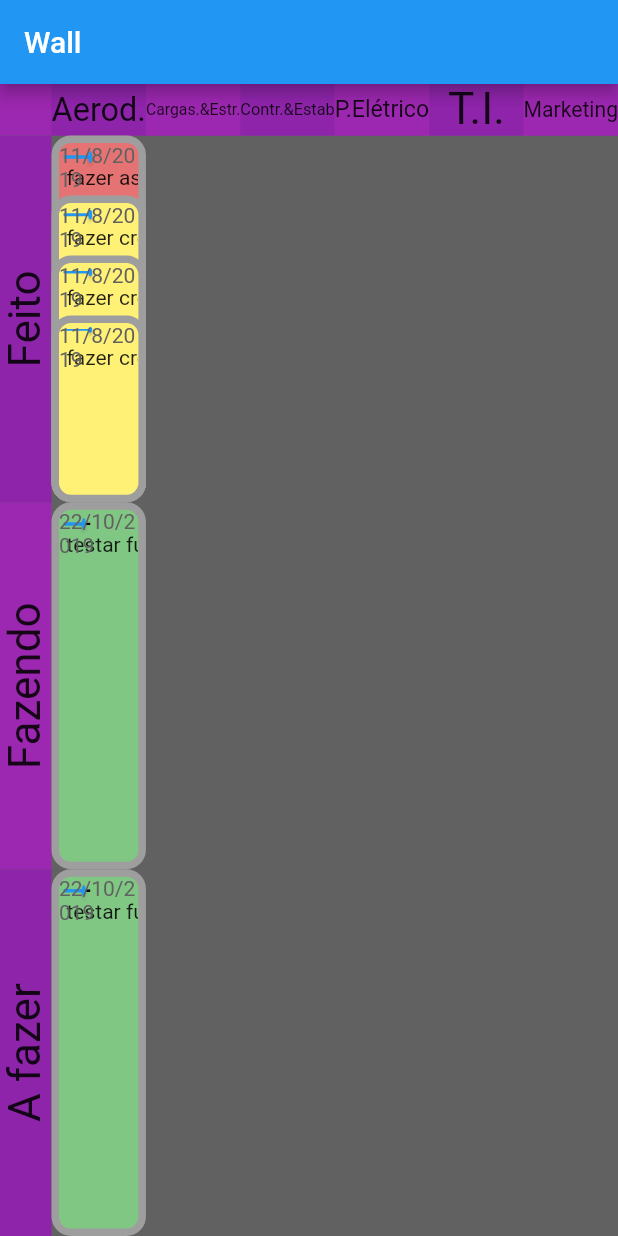
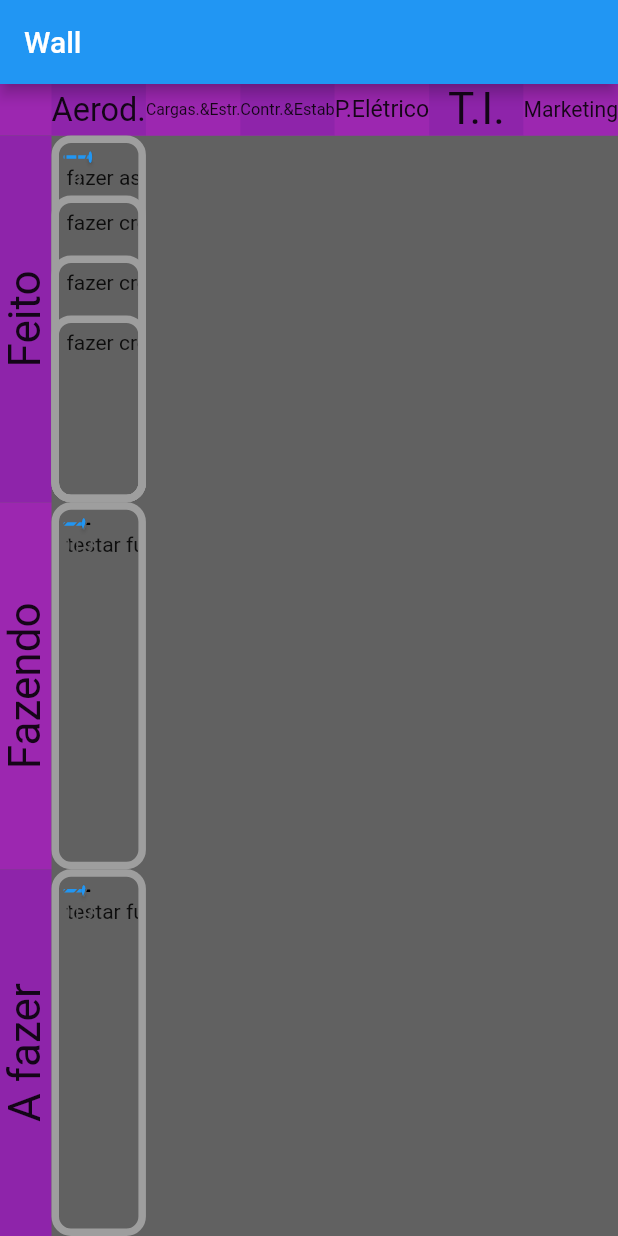
Before and after one commit to CabraKill/desktopPostit, a Flutter app: the screen it shows after launch, on a phone screen of 412 x 824 dp. Run offline on Flutter 3.47's test engine with Material 2 defaults, Android fonts, the phone set to English and light mode, and no system bars.

Commit message:
update day 04-10-2019

```diff
--- a/postITDesktop/lib/classes/PostItClasses.dart
+++ b/postITDesktop/lib/classes/PostItClasses.dart
@@ -4,9 +4,12 @@ class Notes{
   DateTime date;
   ///primeira posição ano, segunda posição mês, terceira posição dia
   DateTime deadline;
+  ///primeira posição ano, segunda posição mês, terceira posição dia
+  DateTime done;
   ///0 para amarelo, 1 para vemelho, 2 para verde
-  int color;
-  Notes(this.text,this.date,this.deadline,this.color);
+  //int color;
+  //color no longer used since the math works inside the postit
+  Notes(this.text,this.date,this.deadline,this.done);
 }
 
 class NotesArea{
--- a/postITDesktop/lib/main.dart
+++ b/postITDesktop/lib/main.dart
@@ -12,7 +12,7 @@
 // See the License for the specific language governing permissions and
 // limitations under the License.
 
-import 'package:example_flutter/pages/WallScreen.dart';
+import 'package:overIt/pages/WallScreen.dart';
 import 'package:flutter/foundation.dart'
     show debugDefaultTargetPlatformOverride;
 import 'package:flutter/material.dart';
--- a/postITDesktop/lib/pages/WallScreen.dart
+++ b/postITDesktop/lib/pages/WallScreen.dart
@@ -1,6 +1,6 @@
 //import 'package:example_flutter/widgets/WidgetsPostIT.dart';
-import 'package:example_flutter/classes/PostItClasses.dart';
-import 'package:example_flutter/widgets/PostIt.dart';
+import 'package:overIt/classes/PostItClasses.dart';
+import 'package:overIt/widgets/PostIt.dart';
 import 'package:flutter/material.dart';
 
 class WallScreen extends StatefulWidget {
@@ -11,20 +11,20 @@ class WallScreen extends StatefulWidget {
 class _WallScreenState extends State<WallScreen> {
   NotesArea notesAero = NotesArea([
     Notes(
-        "teste de estático", DateTime(2019, 08, 10), DateTime(2019, 08, 15), 0)
+        "teste de estático", DateTime(2019, 08, 10), DateTime(2019, 08, 15), null)
   ], [
-    Notes("teste dinâmico", DateTime(2019, 08, 10), DateTime(2019, 08, 15), 1)
+    Notes("teste dinâmico", DateTime(2019, 08, 10), DateTime(2019, 08, 15), null)
   ], [
-    Notes("teste dinâmico", DateTime(2019, 08, 10), DateTime(2019, 08, 15), 1)
+    Notes("teste dinâmico", DateTime(2019, 08, 10), DateTime(2019, 08, 15), null)
   ]);
   List<Notes> notesCargas = [
-    Notes("fazer asaaaa", DateTime(2019, 08, 1), DateTime(2019, 08, 11), 1),
-    Notes("fazer cronograma", DateTime(2019, 08, 1), DateTime(2019, 08, 11), 0),
-    Notes("fazer cronograma", DateTime(2019, 08, 1), DateTime(2019, 08, 11), 0),
-    Notes("fazer cronograma", DateTime(2019, 08, 1), DateTime(2019, 08, 11), 0)
+    Notes("fazer asaaaa", DateTime(2019, 08, 1), DateTime(2019, 08, 11), null),
+    Notes("fazer cronograma", DateTime(2019, 08, 1), DateTime(2019, 08, 11), null),
+    Notes("fazer cronograma", DateTime(2019, 08, 1), DateTime(2019, 08, 11), null),
+    Notes("fazer cronograma", DateTime(2019, 08, 1), DateTime(2019, 08, 11), null)
   ];
   List<Notes> notesControle = [
-    Notes("testar fuselagem", DateTime(2019, 08, 9), DateTime(2019, 10, 22), 2)
+    Notes("testar fuselagem", DateTime(2019, 08, 9), DateTime(2019, 10, 22), null)
   ];
   @override
   Widget build(BuildContext context) {
--- a/postITDesktop/lib/widgets/PostIt.dart
+++ b/postITDesktop/lib/widgets/PostIt.dart
@@ -1,6 +1,6 @@
 import 'package:flutter/material.dart';
 import 'dart:math' as math;
-import 'package:example_flutter/classes/PostItClasses.dart';
+import 'package:overIt/classes/PostItClasses.dart';
 
 //import 'package:intl/intl.dart';
 class Wall extends StatelessWidget {
@@ -8,7 +8,8 @@ class Wall extends StatelessWidget {
   Wall(this.notesEquipe);
 
   int proportion = 12;
-  DateTime now = DateTime(DateTime.now().year,DateTime.now().month,DateTime.now().day);
+  DateTime now =
+      DateTime(DateTime.now().year, DateTime.now().month, DateTime.now().day);
 
   @override
   Widget build(BuildContext context) {
@@ -28,7 +29,7 @@ class Wall extends StatelessWidget {
               height: mySize,
               color: Colors.purple[500],
               child: new Row(
-                children: _etapasPostit(context: context,size: mySize),
+                children: _etapasPostit(context: context, size: mySize),
               ),
             ),
             Flexible(
@@ -42,7 +43,8 @@ class Wall extends StatelessWidget {
                       quarterTurns: 3,
                       child: Row(
                           mainAxisSize: MainAxisSize.min,
-                          children: _equipesPostit(context: context,size: mySize)),
+                          children:
+                              _equipesPostit(context: context, size: mySize)),
                     )),
                   ),
                   Flexible(
@@ -108,7 +110,10 @@ class Wall extends StatelessWidget {
                 height: mySize,
                 color: Colors.purple[500],
                 child: new Row(
-                    children: _equipesPostit(context: context,size: mySize,type: true)) //_etapasPostit(context, mySize),
+                    children: _equipesPostit(
+                        context: context,
+                        size: mySize,
+                        type: true)) //_etapasPostit(context, mySize),
                 ),
             Flexible(
               flex: 5,
@@ -121,7 +126,8 @@ class Wall extends StatelessWidget {
                       quarterTurns: 3,
                       child: Row(
                           mainAxisSize: MainAxisSize.min,
-                          children: _etapasPostit(context: context,size: mySize,type: true)),
+                          children: _etapasPostit(
+                              context: context, size: mySize, type: true)),
                     )),
                   ),
                   Flexible(
@@ -186,22 +192,44 @@ class Wall extends StatelessWidget {
     return List<Widget>.generate(equipe.length, (int i) {
       return Positioned.fill(
         top: dist * i,
-        child: _postit(equipe[i].color, equipe[i].text, equipe[i].date,
-            equipe[i].deadline),
+        child: _postit(
+            equipe[i].text, equipe[i].date, equipe[i].deadline, equipe[i].done),
       );
     });
   }
 
-  Widget _postit(int color, text, DateTime date, DateTime deadline) {
+  Widget _postit(text, DateTime date, DateTime deadline, DateTime done) {
     //print(now.day.toDouble().toString());
+    Color postitC = Colors.green[300];
+    if (done != null) {
+      postitC = Colors.green[300];
+
+      if (DateTime.now().difference(deadline).inDays > 0) {
+        postitC = Colors.red[300];
+      } else if (deadline.difference(DateTime.now()).inDays <=
+          (deadline.difference(date).inDays * 0.3).toInt())
+        postitC = Colors.yellow[300];
+    } else {
+      if (DateTime.now().difference(deadline).inDays > 0) {
+        postitC = Colors.red[300];
+      } else if (deadline.difference(DateTime.now()).inDays <=
+          (deadline.difference(date).inDays * 0.3).toInt())
+        postitC = Colors.yellow[300];
+    }
+
     return Container(
       decoration: BoxDecoration(
-          color: (color == 0
+          /*color: (color == 0
               ? Colors.yellow[300]
-              : (color == 1 ? Colors.red[300] : Colors.green[300])),
+              : (color == 1 ? Colors.red[300] : Colors.green[300])),*/
+
           border: new Border.all(color: Colors.grey[500], width: 5),
           borderRadius: BorderRadius.all(Radius.circular(13))),
-      child: Stack(
+      child: LayoutBuilder(
+        builder: (context, constraints) {
+          //print(constraints.maxHeight.toString() + ":" + text);
+          if (constraints.maxHeight > 200)
+            return Stack(
               fit: StackFit.expand,
               children: <Widget>[
                 Positioned(
@@ -242,6 +270,19 @@ class Wall extends StatelessWidget {
                   ),
                 ),
               ],
+            );
+          else
+            return Stack(
+              fit: StackFit.expand,
+              children: <Widget>[
+                Positioned(
+                  top: 5,
+                  left: 5,
+                  child: Text(text),
+                ),
+              ],
+            );
+        },
       ),
       //alignment: Alignment.topLeft,
       //padding: EdgeInsets.all(5),
--- a/postITDesktop/pubspec.yaml
+++ b/postITDesktop/pubspec.yaml
@@ -1,5 +1,5 @@
-name: example_flutter
-description: An example project for flutter-desktop-embedding.
+name: overIt
+description: An app to save a complete to-do list.
 
 version: 0.1.0
 
```
Lines whose indentation alone changed are shown as unchanged.
